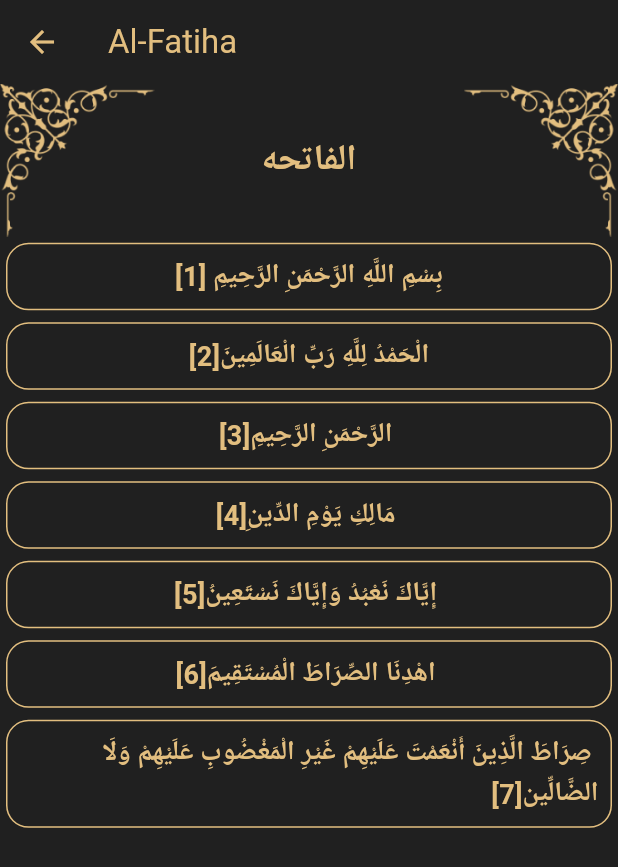
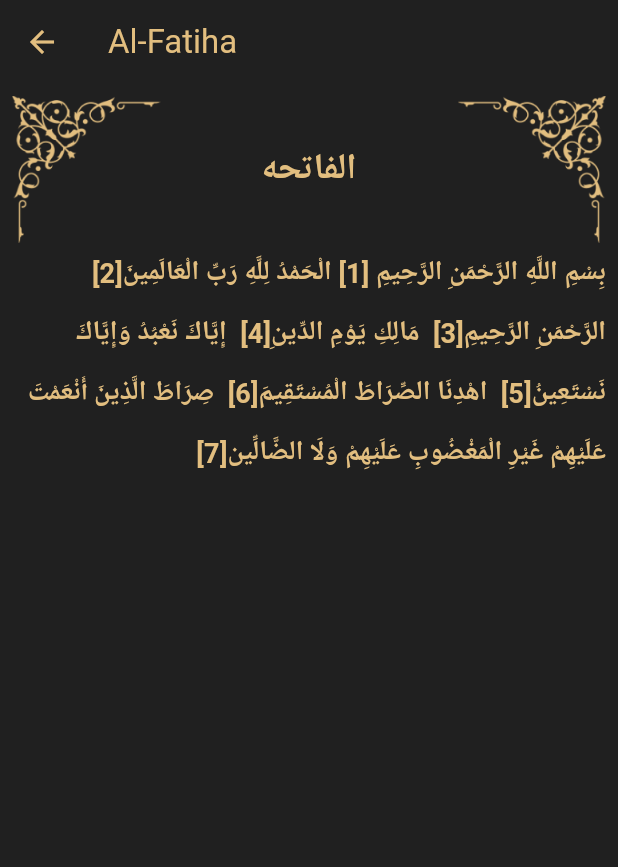
Before and after one commit to ahmedhosni-route/islami_c21_online, a Flutter app: the screen it shows after launch, after a tap on an icon or button, on a phone screen of 412 x 824 dp. Shown: the top 867 px of the screen. Run offline on Flutter 3.47's test engine with Material 3 defaults, Android fonts, the phone set to English and light mode, and no system bars.

Commit message:
final quran details

```diff
--- a/lib/modules/quran_details/screens/quran_details_screen.dart
+++ b/lib/modules/quran_details/screens/quran_details_screen.dart
@@ -1,3 +1,4 @@
+import 'package:flutter/gestures.dart';
 import 'package:flutter/material.dart';
 import 'package:flutter/services.dart';
 import 'package:islamic_c21_online/core/theme/app_colors.dart';
@@ -26,11 +27,14 @@ class _QuranDetailsScreenState extends State<QuranDetailsScreen> {
         foregroundColor: AppColors.gold,
         title: Text(widget.sura.suraNameEn),
       ),
-      body: Column(
+      body: Padding(
+        padding: const EdgeInsets.all(8.0),
+        child: Column(
           children: [
             Row(
               children: [
-              Expanded(child: Image.asset("assets/images/img_left_corner.png")),
+                Expanded(
+                    child: Image.asset("assets/images/img_left_corner.png")),
                 Expanded(
                   flex: 2,
                   child: Center(
@@ -49,33 +53,65 @@ class _QuranDetailsScreenState extends State<QuranDetailsScreen> {
                 ),
               ],
             ),
+
+
             Expanded(
-            child: ListView.builder(
-              itemCount: suraList.length,
-              itemBuilder: (context, index) {
-                return Container(
-                  margin: EdgeInsets.all(4),
-                  padding: EdgeInsets.all(8),
-                  decoration: BoxDecoration(
-                    borderRadius: BorderRadius.circular(15),
-                    border: Border.all(color: AppColors.gold),
-                  ),
-                  child: Center(
-                    child: Text(
-                      suraList[index] + "[${index + 1}]",
+              child: SingleChildScrollView(
+                child: Text.rich(TextSpan(
+                    children: suraList.map((e) {
+                      int index = suraList.indexOf(e);
+                      return TextSpan(
+                        text: "$e[${index + 1}] ",
+                        recognizer: TapGestureRecognizer()
+                          ..onTap = () {
+                            showModalBottomSheet(
+                              context: context, builder: (context) {
+                              return Center(child: Text(e),);
+                            },);
+                          },
                       style: TextStyle(
                         fontSize: 18,
                         color: AppColors.gold,
                         fontWeight: FontWeight.w600,
+                          height: 2.2
+                      ),
+                      );
+                    },).toList()
                 ),
                   textDirection: TextDirection.rtl,
                 ),
               ),
-                );
-              },
+            )
+
+
+            // Expanded(
+            //   child: ListView.builder(
+            //     itemCount: suraList.length,
+            //     itemBuilder: (context, index) {
+            //       return Container(
+            //         margin: EdgeInsets.all(4),
+            //         padding: EdgeInsets.all(8),
+            //         decoration: BoxDecoration(
+            //           borderRadius: BorderRadius.circular(15),
+            //           border: Border.all(color: AppColors.gold),
+            //         ),
+            //         child: Center(
+            //           child: Text(
+            //             suraList[index] + "[${index + 1}]",
+            //             style: TextStyle(
+            //               fontSize: 18,
+            //               color: AppColors.gold,
+            //               fontWeight: FontWeight.w600,
+            //             ),
+            //             textDirection: TextDirection.rtl,
+            //           ),
+            //         ),
+            //       );
+            //     },
+            //   ),
+            // ),
+          ],
         ),
-          ),
-        ],
       ),
     );
   }
```
Lines whose indentation alone changed are shown as unchanged.
